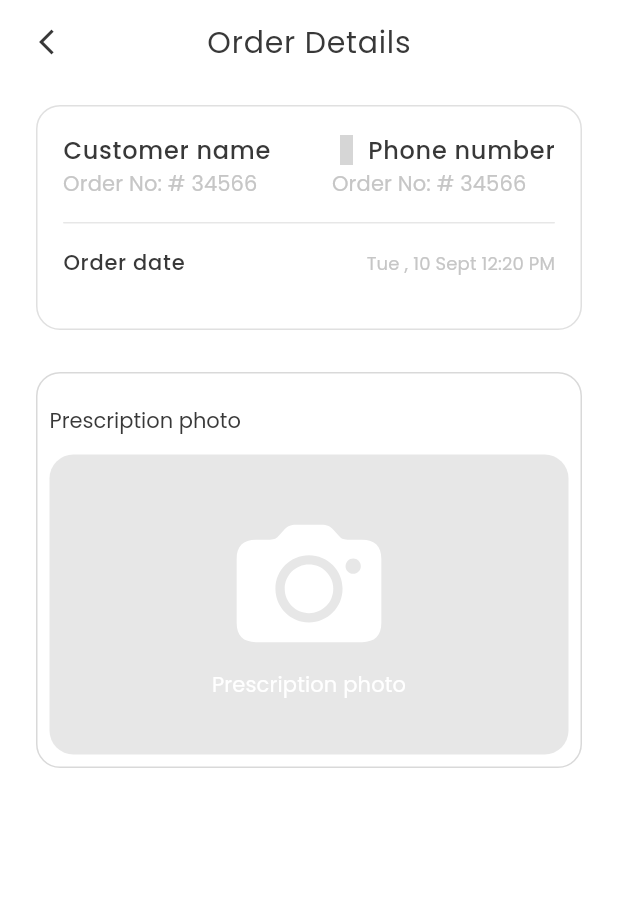
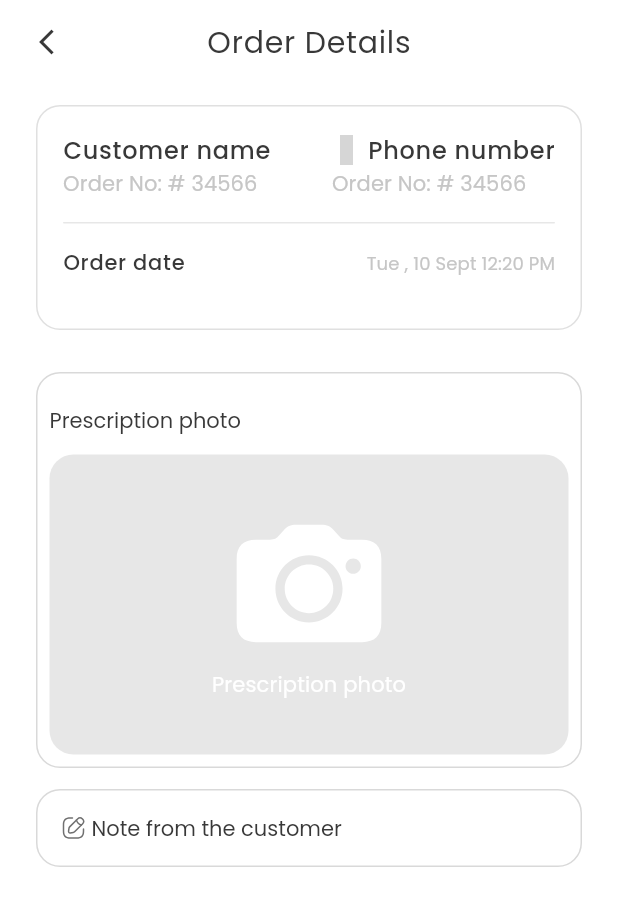
Before and after one commit to Taim-Amer/Comprehensive-Pharmacy-pharmacist-role, a Flutter app: the screen it shows after launch, on a phone screen of 412 x 824 dp. Shown: the top 906 px of the screen. Run offline on Flutter 3.47's test engine with Material 3 defaults, Android fonts, the phone set to English and light mode, and no system bars; our stand-ins replace dio, dotted_border, file_picker, firebase_messaging, flutter_otp_text_field, flutter_screenutil and 12 more; missing offline and left inert: measure_size_builder; accounts and stored records are empty; grey boxes are pictures that could not be loaded.

Commit message:
Note Container

```diff
--- a/lib/common/widgets/custom_shapes/containers/rounded_container.dart
+++ b/lib/common/widgets/custom_shapes/containers/rounded_container.dart
@@ -1,5 +1,3 @@
-import 'package:comprehensive_pharmacy_pharmacy_role/utils/constants/colors.dart';
-import 'package:comprehensive_pharmacy_pharmacy_role/utils/constants/sizes.dart';
 import 'package:comprehensive_pharmacy_pharmacy_role/utils/helpers/exports.dart';
 import 'package:flutter/material.dart';
 
@@ -33,7 +31,6 @@ class TRoundedContainer extends StatelessWidget {
 
   @override
   Widget build(BuildContext context) {
-    final dark = THelperFunctions.isDarkMode(context);
     return Container(
       width: width,
       height: height,
--- a/lib/features/orders/views/order/order_details_screen.dart
+++ b/lib/features/orders/views/order/order_details_screen.dart
@@ -2,6 +2,7 @@ import 'package:comprehensive_pharmacy_pharmacy_role/common/widgets/appbar/appba
 import 'package:comprehensive_pharmacy_pharmacy_role/common/widgets/buttons/back_icon.dart';
 import 'package:comprehensive_pharmacy_pharmacy_role/common/widgets/custom_shapes/containers/rounded_container.dart';
 import 'package:comprehensive_pharmacy_pharmacy_role/features/orders/controllers/orders_controller.dart';
+import 'package:comprehensive_pharmacy_pharmacy_role/features/orders/views/order/widgets/note_container.dart';
 import 'package:comprehensive_pharmacy_pharmacy_role/features/orders/views/order/widgets/order_description_column.dart';
 import 'package:comprehensive_pharmacy_pharmacy_role/features/orders/views/order/widgets/order_details_page_view.dart';
 import 'package:comprehensive_pharmacy_pharmacy_role/features/orders/views/order/widgets/order_item.dart';
@@ -39,7 +40,9 @@ class OrderDetailsScreen extends StatelessWidget {
         children: [
           const OrderItem(showViewButton: false),
           TSizes.spaceBtwItems.verticalSpace,
-          const PhotoContainer()
+          const PhotoContainer(),
+          TSizes.spaceBtwItems.verticalSpace,
+          const NoteContainer()
         ],
       ),
     );
--- /dev/null
+++ b/lib/features/orders/views/order/widgets/note_container.dart
@@ -0,0 +1,30 @@
+import 'package:comprehensive_pharmacy_pharmacy_role/common/widgets/custom_shapes/containers/rounded_container.dart';
+import 'package:comprehensive_pharmacy_pharmacy_role/utils/constants/image_strings.dart';
+import 'package:comprehensive_pharmacy_pharmacy_role/utils/constants/sizes.dart';
+import 'package:comprehensive_pharmacy_pharmacy_role/utils/constants/text_strings.dart';
+import 'package:flutter/material.dart';
+import 'package:flutter_screenutil/flutter_screenutil.dart';
+import 'package:flutter_svg/flutter_svg.dart';
+
+class NoteContainer extends StatelessWidget {
+  const NoteContainer({super.key});
+
+  @override
+  Widget build(BuildContext context) {
+    return Padding(
+      padding: EdgeInsets.symmetric(horizontal: TSizes.defaultSpace.w),
+      child: TRoundedContainer(
+        showBorder: true,
+        padding: EdgeInsets.all(TSizes.md.w),
+        child: Row(
+          mainAxisAlignment: MainAxisAlignment.start,
+          children: [
+            SvgPicture.asset(TImages.edit),
+            TSizes.xs.horizontalSpace,
+            Text(TEnglishTexts.noteFromCustomer, style: Theme.of(context).textTheme.titleLarge?.copyWith(fontWeight: FontWeight.w400, fontSize: 14))
+          ],
+        ),
+      ),
+    );
+  }
+}
--- a/lib/utils/constants/text_strings.dart
+++ b/lib/utils/constants/text_strings.dart
@@ -75,6 +75,10 @@ class TArabicTexts {
   static String get rejectedOrdersEmptySubTitle => '';
   static String get finishedOrdersEmptySubTitle => '';
   static String get finishedOrdersEmptyTitle => '';
+  static String get noteFromCustomer => '';
+  static String get locationCustomer => '';
+  static String get confirmOrder => '';
+  static String get rejectOrder => '';
 
   // Home
   static String get homeTitle => '';
@@ -213,7 +217,10 @@ class TEnglishTexts {
   static String get rejectedOrdersEmptySubTitle => 'Any request that is rejected by you will appear here';
   static String get finishedOrdersEmptySubTitle => 'All orders completed by the customer will appear here';
   static String get finishedOrdersEmptyTitle => 'There are no completed orders';
-
+  static String get noteFromCustomer => 'Note from the customer';
+  static String get locationCustomer => 'Customer location';
+  static String get confirmOrder => 'Confirm order';
+  static String get rejectOrder => 'Reject order';
 
   // Home
   static String get homeTitle => 'Upload your prescription';
```
